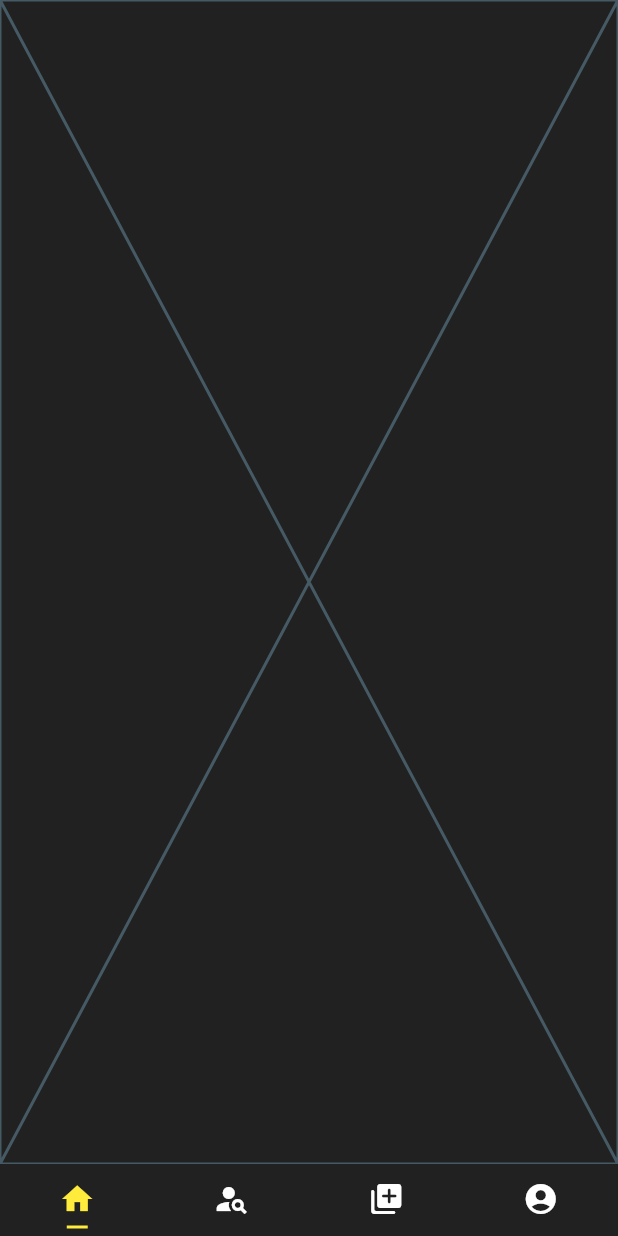
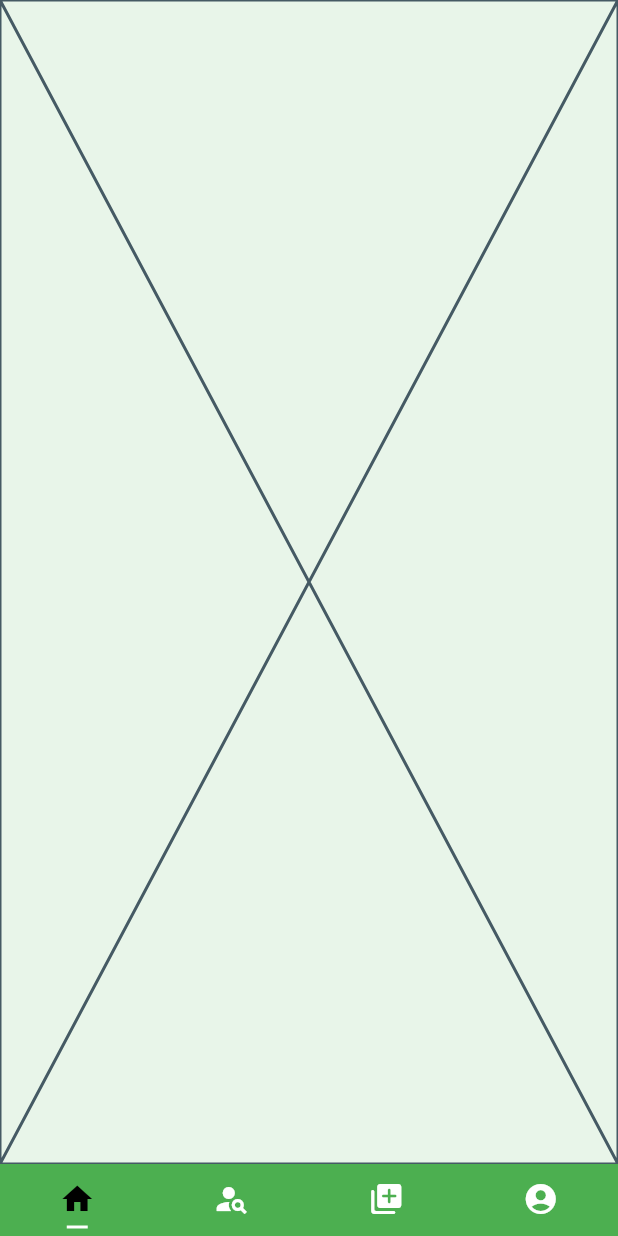
Before and after one commit to HarryLi-CA/CarpApp, a Flutter app: the screen it shows after launch, on a phone screen of 412 x 824 dp. Run offline on Flutter 3.47's test engine with Material 2 defaults, Android fonts, the light colour scheme and no system bars.

Commit message:
color setup

```diff
--- a/lib/home.dart
+++ b/lib/home.dart
@@ -20,8 +20,9 @@ class Home extends StatelessWidget {
               new ProfilePage(),
             ],
           ),
-          bottomNavigationBar: new TabBar(
-            tabs: [
+          bottomNavigationBar: new Material(
+            color: Colors.green,
+            child: TabBar(tabs: [
                 Tab(
                   icon: new Icon(Icons.home),
                 ),
@@ -35,13 +36,14 @@ class Home extends StatelessWidget {
                   icon: new Icon(Icons.account_circle_rounded),
                 ),
               ],
-            labelColor: Colors.yellow,
+              labelColor: Colors.black,
               unselectedLabelColor: Colors.white,
               indicatorSize: TabBarIndicatorSize.label,
               indicatorPadding: EdgeInsets.all(5.0),
-            indicatorColor: Colors.yellow,
+              indicatorColor: Colors.green,
             ),
-          backgroundColor: Colors.grey[900],
+        ),
+        backgroundColor: Colors.green.shade50,
         ),
       );
   }
--- a/lib/main.dart
+++ b/lib/main.dart
@@ -1,4 +1,5 @@
 import 'package:carpto/home.dart';
+import 'package:carpto/wrapper.dart';
 import 'package:flutter/material.dart';
 
 
@@ -15,7 +16,7 @@ class MyApp extends StatelessWidget {
       theme: ThemeData(
         primarySwatch: Colors.green,
       ),
-      home: Home(),
+      home: Wrapper(),
     );
   }
 }
```
Lines whose indentation alone changed are shown as unchanged.
